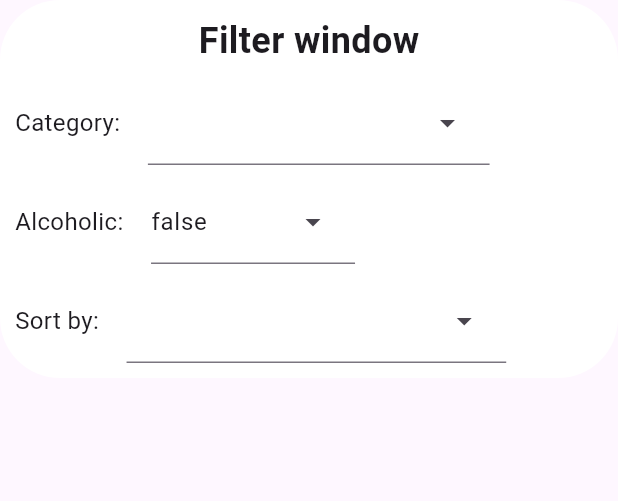
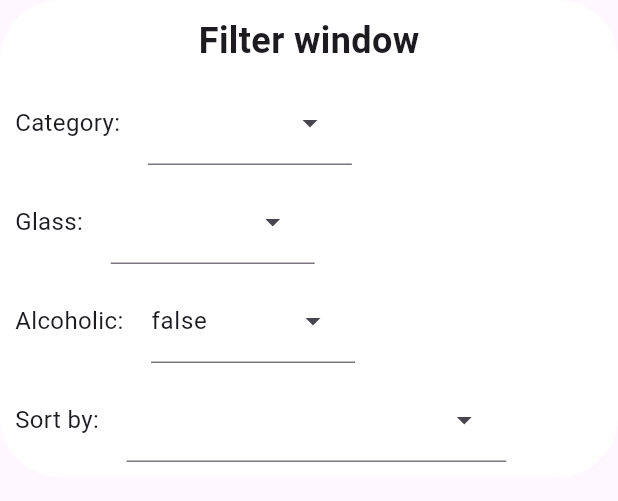
Before and after one commit to jakubbaldyga/rekrutacja-solvro-2024-mobile, a Flutter app: the FilterWindow widget shown alone on an empty page, opened directly with empty values, on a phone screen of 412 x 824 dp. Shown: the top 501 px of the screen. Run offline on Flutter 3.47's test engine with Material 3 defaults, Android fonts, the phone set to English and light mode, and no system bars; our stand-ins replace cached_network_image; network calls fail.

Commit message:
added more filtring options

```diff
--- a/lib/DataStructures/Cocktail/CocktailCategoryEnum.dart
+++ /dev/null
@@ -1,52 +0,0 @@
-enum CocktailCategory {
-  Cocktail,
-  Ordinary_Drink,
-  Punch_Party_Drink,
-  Shake,
-  Other_Unknown,
-  Cocoa,
-  Shot,
-  Coffee_or_Tea,
-  Homemade_Liqueur,
-  Soft_Drink
-}
-
-const List<String> ListCocktailCategory = [
-  "Any",
-  "Cocktail",
-  "Ordinary_Drink",
-  "Punch_Party_Drink",
-  "Shake",
-  "Other_Unknown",
-  "Cocoa",
-  "Shot",
-  "Coffee_or_Tea",
-  "Homemade_Liqueur",
-  "Soft_Drink"
-];
-
-// const Map<CocktailCategory, String> cocktailToString = {
-//   CocktailCategory.Cocktail: "Cocktail",
-//   CocktailCategory.Ordinary_Drink: "Ordinary Drink",
-//   CocktailCategory.Punch_Party_Drink: "Punch / Party Drink",
-//   CocktailCategory.Shake: "Shake",
-//   CocktailCategory.Other_Unknown: "Other / Unknown",
-//   CocktailCategory.Cocoa: "Cocoa",
-//   CocktailCategory.Shot: "Shot",
-//   CocktailCategory.Coffee_or_Tea: "Coffee / Tea",
-//   CocktailCategory.Homemade_Liqueur: "Homemade Liqueur",
-//   CocktailCategory.Soft_Drink: "Soft Drink"
-// };
-
-// const Map<String, CocktailCategory> stringToCocktail = {
-//   "Cocktail" : CocktailCategory.Cocktail,
-//   "Ordinary Drink" : CocktailCategory.Ordinary_Drink,
-//   "Punch / Party Drink" : CocktailCategory.Punch_Party_Drink,
-//   "Shake" : CocktailCategory.Shake,
-//   "Other / Unknown" : CocktailCategory.Other_Unknown,
-//   "Cocoa" : CocktailCategory.Cocoa,
-//   "Shot" : CocktailCategory.Shot,
-//   "Coffee / Tea" : CocktailCategory.Coffee_or_Tea,
-//   "Homemade Liqueur" : CocktailCategory.Homemade_Liqueur,
-//   "Soft Drink" : CocktailCategory.Soft_Drink
-// };
--- a/lib/LoadingPage/LoadingPage.dart
+++ b/lib/LoadingPage/LoadingPage.dart
@@ -19,6 +19,7 @@ class _LoadingPageState extends State<LoadingPage> {
   @override
   void initState() {
     super.initState();
+    DataManagerSingleton.getInstance().loadCategoriesAndGlasses();
     DataManagerSingleton.getInstance().load(QueryOptions());
     waitAndNavigate();
   }
--- a/lib/MainPage/FilterWindow.dart
+++ b/lib/MainPage/FilterWindow.dart
@@ -1,17 +1,11 @@
 
 import 'package:flutter/material.dart';
-import 'package:solvro_cocktails/DataStructures/Cocktail/CocktailCategoryEnum.dart';
+import 'package:solvro_cocktails/Services/DataManagerSingleton.dart';
 import 'package:solvro_cocktails/Services/QueryOptions.dart';
 
 class FilterWindow extends StatefulWidget {
   QueryOptions options;
   static bool changed = false;
-
-  var booleanList = [
-    const DropdownMenuEntry(value: null, label: "Any"),
-    const DropdownMenuEntry(value: false, label: "false"),
-    const DropdownMenuEntry(value: true, label: "true")
-  ];
 
   FilterWindow(this.options, {super.key});
 
@@ -36,6 +30,7 @@ class _FilterWindowState extends State<FilterWindow> {
         children: [
           filterWindowTitle(),
           categoryRow(),
+          glassRow(),
           alcoholicRow(),
           sortingRow(),
         ]
@@ -56,17 +51,39 @@ class _FilterWindowState extends State<FilterWindow> {
         const Text("Category:\t\t", style: TextStyle(fontSize: 16)),
         const SizedBox(width: 10),
         CustomDropDownMenu(
-            dropdownMenuEntries: List.generate(ListCocktailCategory.length, (index) => DropdownMenuEntry(value: ListCocktailCategory[index], label: ListCocktailCategory[index])),
-            initialSelection: widget.options.category ?? "Any",
+            dropdownMenuEntries: DataManagerSingleton.getInstance().categoryList,
+            initialSelection: widget.options.category,
             onSelected: (value) {
               widget.options.category = value;
-              if(value == "Any") widget.options.category = null;
               FilterWindow.changed = true;
             }
         )
       ],
     );
   }
+
+  Row glassRow() {
+    return Row(
+      children: [
+        const Text("Glass:\t\t", style: TextStyle(fontSize: 16)),
+        const SizedBox(width: 10),
+        CustomDropDownMenu(
+            dropdownMenuEntries: DataManagerSingleton.getInstance().glassList,
+            initialSelection: widget.options.glass,
+            onSelected: (value) {
+              widget.options.glass = value;
+              FilterWindow.changed = true;
+            }
+        )
+      ],
+    );
+  }
+
+  static const List<DropdownMenuEntry> booleanList = [
+    const DropdownMenuEntry(value: null, label: "Any"),
+    const DropdownMenuEntry(value: false, label: "false"),
+    const DropdownMenuEntry(value: true, label: "true")
+  ];
 
   Row alcoholicRow() {
     return Row(
@@ -75,7 +92,7 @@ class _FilterWindowState extends State<FilterWindow> {
         const Text("Alcoholic:\t\t", style: TextStyle(fontSize: 16)),
         const SizedBox(width: 10),
         CustomDropDownMenu(
-          dropdownMenuEntries: widget.booleanList,
+          dropdownMenuEntries: booleanList,
           initialSelection: widget.options.alcoholic,
           onSelected: (value) {
             setState(() {
--- a/lib/Services/DataManagerSingleton.dart
+++ b/lib/Services/DataManagerSingleton.dart
@@ -1,3 +1,4 @@
+import 'package:flutter/material.dart';
 import 'package:solvro_cocktails/Services/ApiService.dart';
 import 'package:solvro_cocktails/DataStructures/Ingredient/Ingredient.dart';
 import 'package:solvro_cocktails/Services/DataCacher.dart';
@@ -12,6 +13,14 @@ class DataManagerSingleton {
   int bandwith = 30;
 
   final DataCacher _dataCacher = DataCacher();
+
+  List<DropdownMenuEntry> categoryList = [
+    const DropdownMenuEntry(value: null, label: "Any")
+  ];
+
+  List<DropdownMenuEntry> glassList = [
+    const DropdownMenuEntry(value: null, label: "Any")
+  ];
 
   //int is QueryOptions hashCode
   Map<int, List<int>> cocktailLists = {};
@@ -32,6 +41,14 @@ class DataManagerSingleton {
 
   double getScreenWidth() {
     return _screenWidth;
+  }
+
+  Future<void> loadCategoriesAndGlasses() async {
+    List<String> categories = await ApiService.fetchCategories();
+    List<String> glasses = await ApiService.fetchGlasses();
+
+    categoryList.addAll(categories.map((e) => DropdownMenuEntry(value: e, label: e)));
+    glassList.addAll(glasses.map((e) => DropdownMenuEntry(value: e, label: e)));
   }
 
   //returns true if finished loading
--- a/lib/Services/QueryOptions.dart
+++ b/lib/Services/QueryOptions.dart
@@ -12,7 +12,7 @@ class QueryOptions {
     String prompt = "${_apiDomain}page=$page&perPage=$count";
 
     if(search != null && search != "") {
-      prompt += "&name=%${Uri.encodeFull(search!)}%";
+      prompt += "&name=%${Uri.encodeComponent(search!)}%";
     }
 
     if(alcoholic != null) {
@@ -37,7 +37,6 @@ class QueryOptions {
   @override
   bool operator ==(Object other) {
     if (identical(this, other)) {
-      print("identical");
       return true;
     }
       if (other is! QueryOptions) return false;
```
Also changed, not shown: lib/Services/ApiService.dart (+21 -0 lines).
